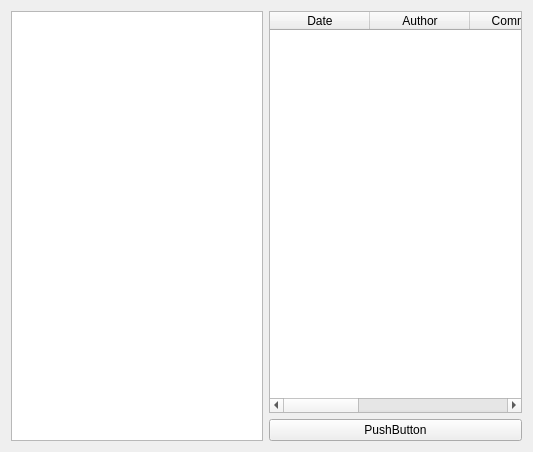
The window that restore/restore.ui (mtboswell/syncer) describes before a commit, drawn with Qt 5.
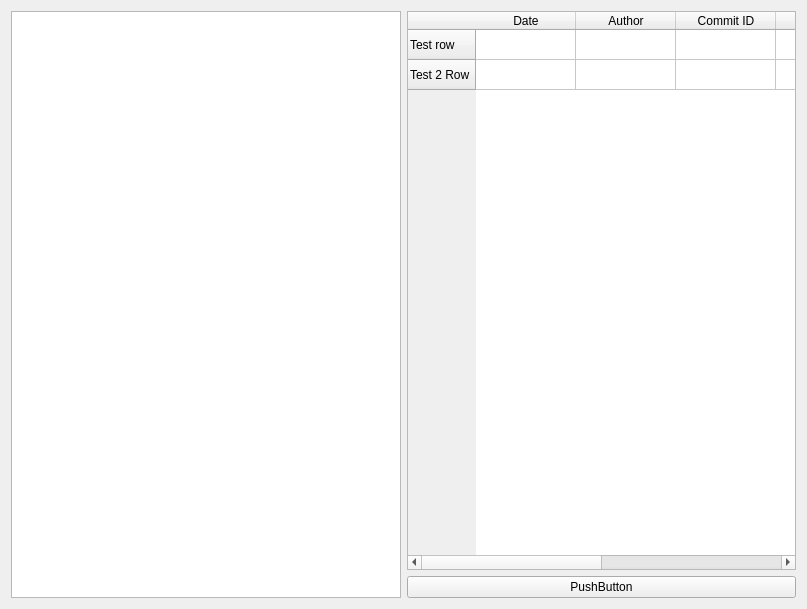
The same window after the commit.

Patch:
```diff
--- a/restore/restore.ui
+++ b/restore/restore.ui
@@ -6,8 +6,8 @@
    <rect>
     <x>0</x>
     <y>0</y>
-    <width>533</width>
-    <height>452</height>
+    <width>807</width>
+    <height>609</height>
    </rect>
   </property>
   <property name="windowTitle">
@@ -30,6 +30,16 @@
        <property name="columnCount">
         <number>6</number>
        </property>
+       <row>
+        <property name="text">
+         <string>Test row</string>
+        </property>
+       </row>
+       <row>
+        <property name="text">
+         <string>Test 2 Row</string>
+        </property>
+       </row>
        <column>
         <property name="text">
          <string>Date</string>
```
